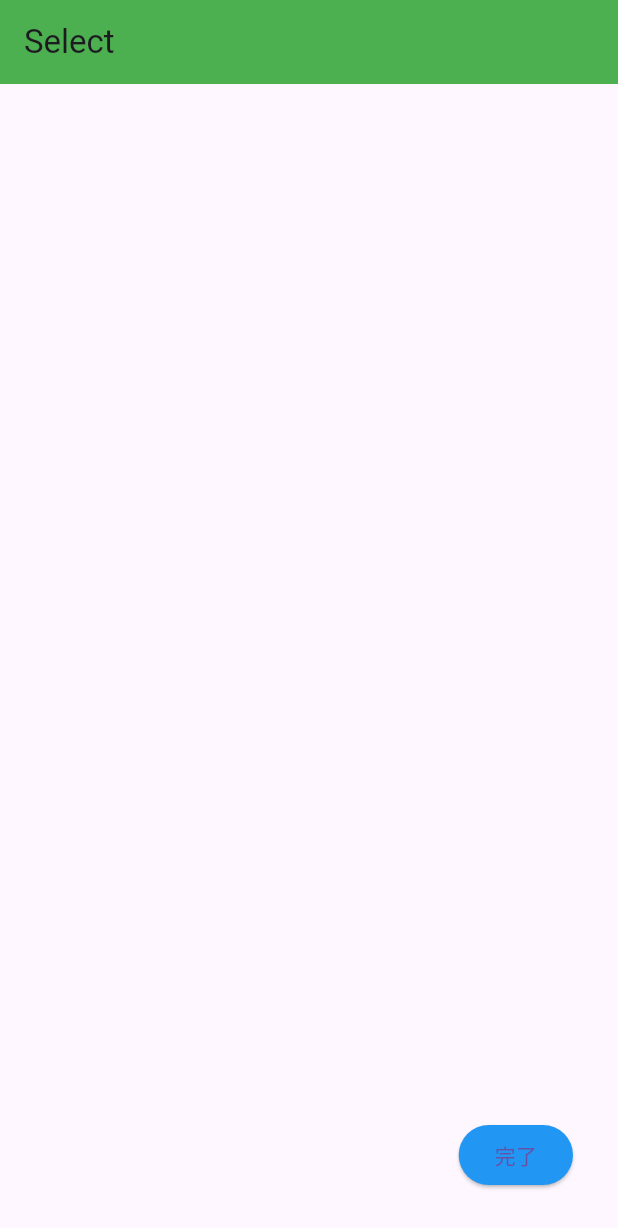
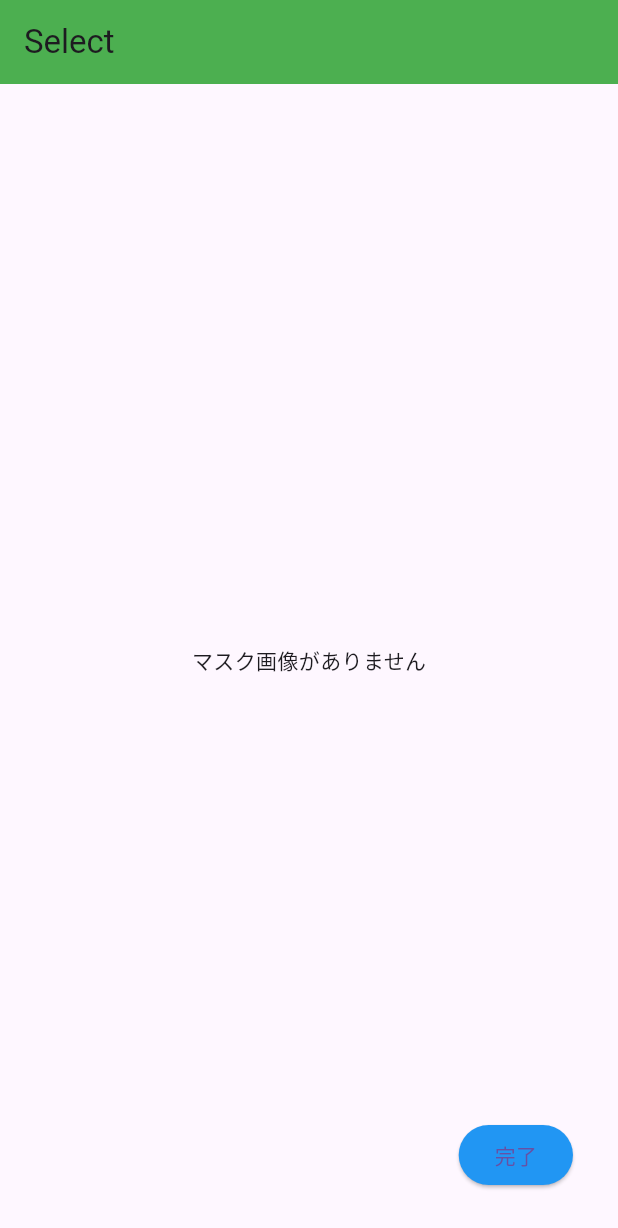
Before and after one commit to nasuu0612/1_cancel, a Flutter app: the Page2Select screen opened by its route, on a phone screen of 412 x 824 dp. Shown: the top 1228 px of the screen. Run offline on Flutter 3.47's test engine with Material 3 defaults, Android fonts, the phone set to English and light mode, and no system bars; our stand-ins replace camera, device_preview, flutter_riverpod, go_router, google_fonts.

Commit message:
マスク画像を表示するようにした

```diff
--- a/draw_app/lib/page2-1_select.dart
+++ b/draw_app/lib/page2-1_select.dart
@@ -48,6 +48,10 @@ class Page2Select extends StatelessWidget {
       appBar: appBar,
       body: Stack(
         children: [
+          if (_upperImageBytes != null)
+            Center(child: Image.memory(_upperImageBytes, fit: BoxFit.contain))
+          else
+            const Center(child: Text('マスク画像がありません')),
           Align(
             alignment: Alignment.bottomRight,
             child: Padding(
```
